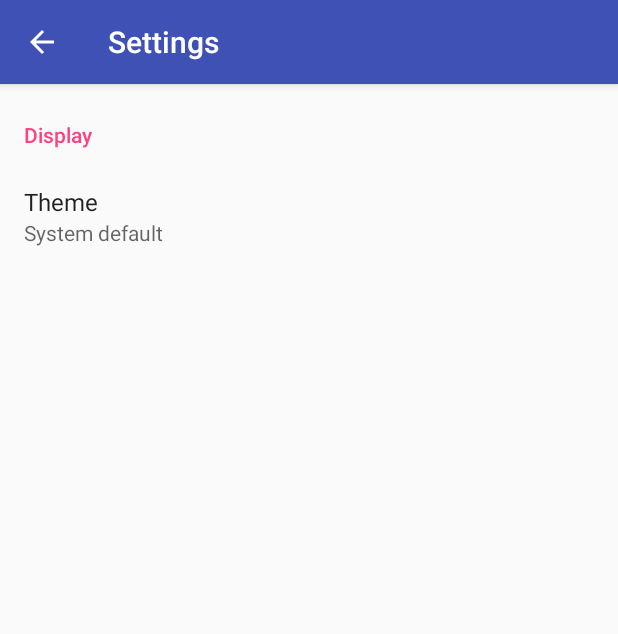
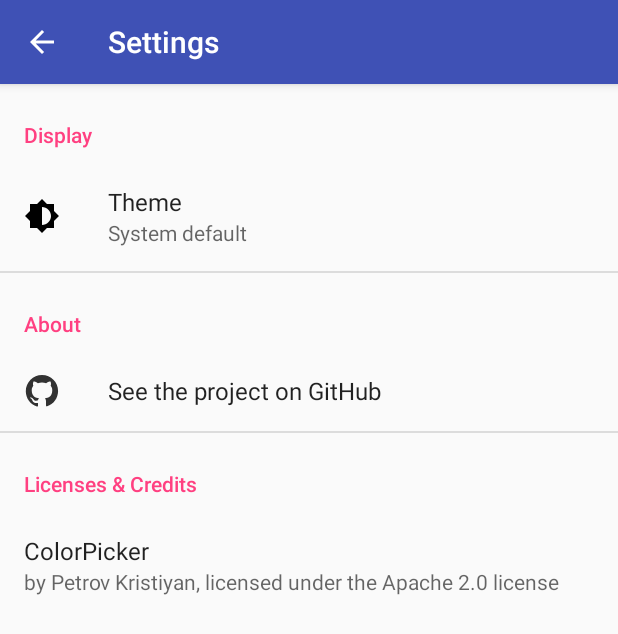
Before and after one commit to burgyl/LigrettoScore, an Android app: the SettingsActivity screen opened directly, with no data from a screen before it, on a phone screen of 412 x 824 dp. Shown: the top 634 px of the screen. Run offline under Robolectric (Android 15) with nearby library versions, the phone set to English and light mode, and no system bars; our stand-ins replace androidx.preference.

Commit message:
Add About and Licenses & Credits sections in the settings

```diff
--- a/app/src/main/java/ch/lburgy/ligrettoscore/activities/SettingsActivity.java
+++ b/app/src/main/java/ch/lburgy/ligrettoscore/activities/SettingsActivity.java
@@ -1,6 +1,8 @@
 package ch.lburgy.ligrettoscore.activities;
 
+import android.content.Intent;
 import android.content.SharedPreferences;
+import android.net.Uri;
 import android.os.Build;
 import android.os.Bundle;
 import android.preference.PreferenceManager;
@@ -10,6 +12,7 @@ import androidx.annotation.NonNull;
 import androidx.appcompat.app.ActionBar;
 import androidx.appcompat.app.AppCompatActivity;
 import androidx.appcompat.app.AppCompatDelegate;
+import androidx.preference.Preference;
 import androidx.preference.PreferenceFragmentCompat;
 
 import ch.lburgy.ligrettoscore.R;
@@ -108,6 +111,24 @@ public class SettingsActivity extends AppCompatActivity implements SharedPrefere
             } else {
                 findPreference(keyTheme9).setVisible(true);
             }
+
+            findPreference(getString(R.string.settings_key_see_github)).setOnPreferenceClickListener(new Preference.OnPreferenceClickListener() {
+                @Override
+                public boolean onPreferenceClick(Preference preference) {
+                    Intent browserIntent = new Intent(Intent.ACTION_VIEW, Uri.parse("https://github.com/burgyl/LigrettoScore"));
+                    startActivity(browserIntent);
+                    return true;
+                }
+            });
+
+            findPreference(getString(R.string.settings_key_license_colorpicker)).setOnPreferenceClickListener(new Preference.OnPreferenceClickListener() {
+                @Override
+                public boolean onPreferenceClick(Preference preference) {
+                    Intent browserIntent = new Intent(Intent.ACTION_VIEW, Uri.parse("https://github.com/kristiyanP/colorpicker"));
+                    startActivity(browserIntent);
+                    return true;
+                }
+            });
         }
     }
 }
--- a/app/src/main/java/ch/lburgy/ligrettoscore/ui/RVAdapterGames.java
+++ b/app/src/main/java/ch/lburgy/ligrettoscore/ui/RVAdapterGames.java
@@ -82,6 +82,7 @@ public class RVAdapterGames extends RecyclerView.Adapter<RVAdapterGames.ViewHold
 
     @Override
     public int getItemCount() {
+        if (games == null) return 0;
         return games.size();
     }
 
--- /dev/null
+++ b/app/src/main/res/drawable-anydpi/ic_github.xml
@@ -0,0 +1,17 @@
+<vector xmlns:android="http://schemas.android.com/apk/res/android"
+    android:width="24dp"
+    android:height="24dp"
+    android:viewportWidth="24"
+    android:viewportHeight="24"
+    android:tint="#000000"
+    android:alpha="0.8">
+  <group android:scaleX="0.72"
+      android:scaleY="0.72"
+      android:translateX="-6"
+      android:translateY="-5.25">
+    <path
+        android:pathData="M25,10c-8.3,0 -15,6.7 -15,15 0,6.6 4.3,12.2 10.3,14.2 0.8,0.1 1,-0.3 1,-0.7v-2.6c-4.2,0.9 -5.1,-2 -5.1,-2 -0.7,-1.7 -1.7,-2.2 -1.7,-2.2 -1.4,-0.9 0.1,-0.9 0.1,-0.9 1.5,0.1 2.3,1.5 2.3,1.5 1.3,2.3 3.5,1.6 4.4,1.2 0.1,-1 0.5,-1.6 1,-2 -3.3,-0.4 -6.8,-1.7 -6.8,-7.4 0,-1.6 0.6,-3 1.5,-4 -0.2,-0.4 -0.7,-1.9 0.1,-4 0,0 1.3,-0.4 4.1,1.5 1.2,-0.3 2.5,-0.5 3.8,-0.5 1.3,0 2.6,0.2 3.8,0.5 2.9,-1.9 4.1,-1.5 4.1,-1.5 0.8,2.1 0.3,3.6 0.1,4 1,1 1.5,2.4 1.5,4 0,5.8 -3.5,7 -6.8,7.4 0.5,0.5 1,1.4 1,2.8v4.1c0,0.4 0.3,0.9 1,0.7 6,-2 10.2,-7.6 10.2,-14.2C40,16.7 33.3,10 25,10z"
+        android:fillColor="#181616"
+        android:fillType="evenOdd"/>
+  </group>
+</vector>
--- /dev/null
+++ b/app/src/main/res/drawable-night-anydpi/ic_github.xml
@@ -0,0 +1,17 @@
+<vector xmlns:android="http://schemas.android.com/apk/res/android"
+    android:width="24dp"
+    android:height="24dp"
+    android:viewportWidth="24"
+    android:viewportHeight="24"
+    android:tint="#FFFFFF"
+    android:alpha="0.8">
+  <group android:scaleX="0.72"
+      android:scaleY="0.72"
+      android:translateX="-6"
+      android:translateY="-5.25">
+    <path
+        android:pathData="M25,10c-8.3,0 -15,6.7 -15,15 0,6.6 4.3,12.2 10.3,14.2 0.8,0.1 1,-0.3 1,-0.7v-2.6c-4.2,0.9 -5.1,-2 -5.1,-2 -0.7,-1.7 -1.7,-2.2 -1.7,-2.2 -1.4,-0.9 0.1,-0.9 0.1,-0.9 1.5,0.1 2.3,1.5 2.3,1.5 1.3,2.3 3.5,1.6 4.4,1.2 0.1,-1 0.5,-1.6 1,-2 -3.3,-0.4 -6.8,-1.7 -6.8,-7.4 0,-1.6 0.6,-3 1.5,-4 -0.2,-0.4 -0.7,-1.9 0.1,-4 0,0 1.3,-0.4 4.1,1.5 1.2,-0.3 2.5,-0.5 3.8,-0.5 1.3,0 2.6,0.2 3.8,0.5 2.9,-1.9 4.1,-1.5 4.1,-1.5 0.8,2.1 0.3,3.6 0.1,4 1,1 1.5,2.4 1.5,4 0,5.8 -3.5,7 -6.8,7.4 0.5,0.5 1,1.4 1,2.8v4.1c0,0.4 0.3,0.9 1,0.7 6,-2 10.2,-7.6 10.2,-14.2C40,16.7 33.3,10 25,10z"
+        android:fillColor="#181616"
+        android:fillType="evenOdd"/>
+  </group>
+</vector>
--- /dev/null
+++ b/app/src/main/res/drawable-night/ic_theme.xml
@@ -0,0 +1,5 @@
+<vector android:height="24dp" android:tint="#FFFFFF"
+    android:viewportHeight="24" android:viewportWidth="24"
+    android:width="24dp" xmlns:android="http://schemas.android.com/apk/res/android">
+    <path android:fillColor="@android:color/white" android:pathData="M20,15.31L23.31,12 20,8.69V4h-4.69L12,0.69 8.69,4H4v4.69L0.69,12 4,15.31V20h4.69L12,23.31 15.31,20H20v-4.69zM12,18V6c3.31,0 6,2.69 6,6s-2.69,6 -6,6z"/>
+</vector>
--- /dev/null
+++ b/app/src/main/res/drawable/ic_theme.xml
@@ -0,0 +1,5 @@
+<vector android:height="24dp" android:tint="#000000"
+    android:viewportHeight="24" android:viewportWidth="24"
+    android:width="24dp" xmlns:android="http://schemas.android.com/apk/res/android">
+    <path android:fillColor="@android:color/white" android:pathData="M20,15.31L23.31,12 20,8.69V4h-4.69L12,0.69 8.69,4H4v4.69L0.69,12 4,15.31V20h4.69L12,23.31 15.31,20H20v-4.69zM12,18V6c3.31,0 6,2.69 6,6s-2.69,6 -6,6z"/>
+</vector>
--- a/app/src/main/res/values/strings.xml
+++ b/app/src/main/res/values/strings.xml
@@ -7,10 +7,14 @@
 
     <!-- Settings Titles -->
     <string name="display_header">Display</string>
+    <string name="about_header">About</string>
+    <string name="licenses_credits_header">Licenses &amp; Credits</string>
 
     <!-- Settings keys -->
     <string name="settings_key_theme_9" translatable="false">theme_9</string>
     <string name="settings_key_theme_10" translatable="false">theme_10</string>
+    <string name="settings_key_see_github" translatable="false">github</string>
+    <string name="settings_key_license_colorpicker" translatable="false">license_colorpicker</string>
 
     <!-- Extras -->
     <string name="extra_game" translatable="false">GAME</string>
@@ -19,6 +23,13 @@
     <!-- Display Settings -->
     <string name="theme_title">Theme</string>
     <string name="theme_dialog_title">Choose theme</string>
+
+    <!-- About Settings -->
+    <string name="see_github_title">See the project on GitHub</string>
+
+    <!-- Licenses & Credits Settings -->
+    <string name="license_colorpicker_title" translatable="false">ColorPicker</string>
+    <string name="license_colorpicker_description">by Petrov Kristiyan, licensed under the Apache 2.0 license</string>
 
     <!-- Menus -->
     <string name="infos">Infos</string>
@@ -60,4 +71,5 @@
 
     <!-- Defaults -->
     <string name="default_game_name">Game %1$d</string>
+    <string name="see_github">See the project on GitHub</string>
 </resources>
--- a/app/src/main/res/xml/root_preferences.xml
+++ b/app/src/main/res/xml/root_preferences.xml
@@ -9,7 +9,7 @@
             app:dialogTitle="@string/theme_dialog_title"
             app:entries="@array/settings_theme_10_titles"
             app:entryValues="@array/settings_theme_10_values"
-            app:iconSpaceReserved="false"
+            app:icon="@drawable/ic_theme"
             app:isPreferenceVisible="false"
             app:key="@string/settings_key_theme_10"
             app:title="@string/theme_title"
@@ -20,7 +20,7 @@
             app:dialogTitle="@string/theme_dialog_title"
             app:entries="@array/settings_theme_9_titles"
             app:entryValues="@array/settings_theme_9_values"
-            app:iconSpaceReserved="false"
+            app:icon="@drawable/ic_theme"
             app:isPreferenceVisible="false"
             app:key="@string/settings_key_theme_9"
             app:title="@string/theme_title"
@@ -28,4 +28,27 @@
 
     </PreferenceCategory>
 
+    <PreferenceCategory
+        app:iconSpaceReserved="false"
+        app:title="@string/about_header">
+
+        <Preference
+            app:icon="@drawable/ic_github"
+            app:key="@string/settings_key_see_github"
+            app:title="@string/see_github_title" />
+
+    </PreferenceCategory>
+
+    <PreferenceCategory
+        app:iconSpaceReserved="false"
+        app:title="@string/licenses_credits_header">
+
+        <Preference
+            app:iconSpaceReserved="false"
+            app:key="@string/settings_key_license_colorpicker"
+            app:title="@string/license_colorpicker_title"
+            app:summary="@string/license_colorpicker_description"/>
+
+    </PreferenceCategory>
+
 </PreferenceScreen>
```
Also changed, not shown: app/src/main/res/drawable-hdpi/ic_github.png (added), app/src/main/res/drawable-mdpi/ic_github.png (added), app/src/main/res/drawable-night-hdpi/ic_github.png (added), app/src/main/res/drawable-night-mdpi/ic_github.png (added), app/src/main/res/drawable-night-xhdpi/ic_github.png (added), app/src/main/res/drawable-night-xxhdpi/ic_github.png (added), app/src/main/res/drawable-xhdpi/ic_github.png (added), app/src/main/res/drawable-xxhdpi/ic_github.png (added), 1 other file.
